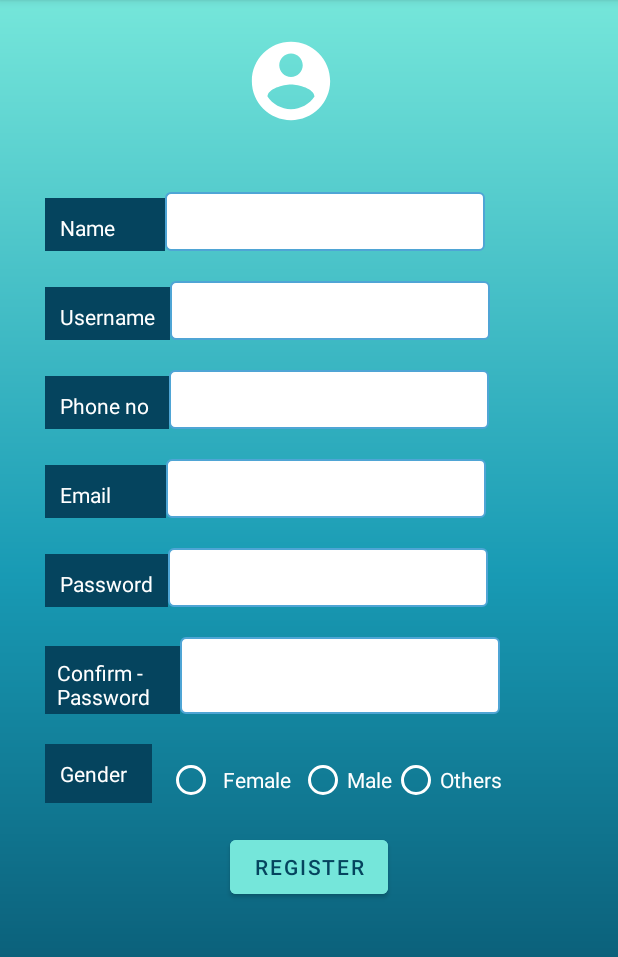
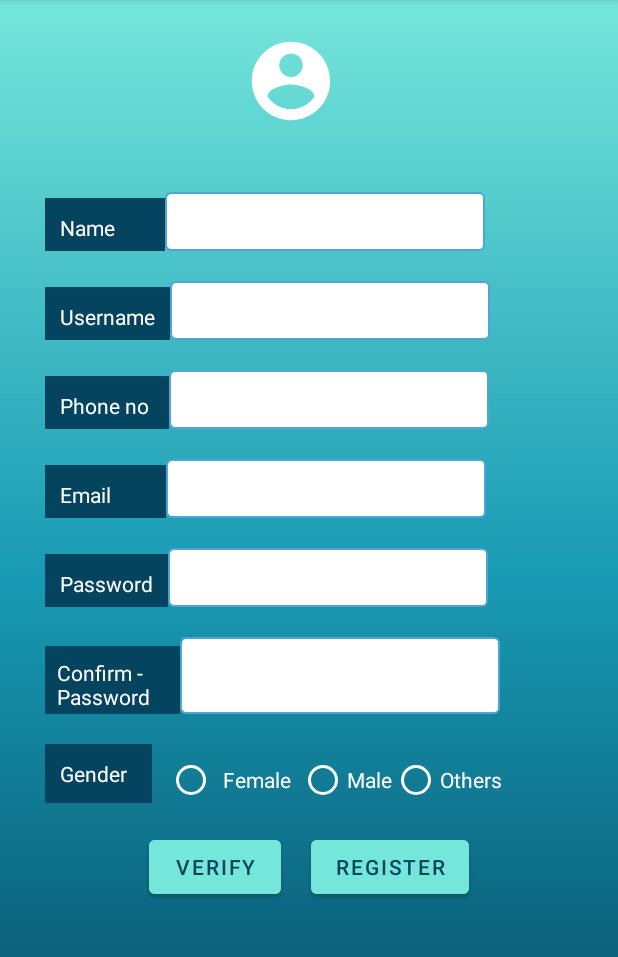
Before and after one commit to varnitha1206/HealPro, an Android app: the Register screen opened directly, with no data from a screen before it, on a phone screen of 412 x 824 dp, the part 84-1041 px from its top. Run offline under Robolectric (Android 15) with nearby library versions, the phone set to English and light mode, and no system bars; 2 statements that could not run were skipped.

Commit message:
register

```diff
--- a/app/src/main/java/com/example/healpro/Register.java
+++ b/app/src/main/java/com/example/healpro/Register.java
@@ -6,29 +6,34 @@ import androidx.appcompat.app.AppCompatActivity;
 import android.content.DialogInterface;
 import android.content.Intent;
 import android.os.Bundle;
+import android.text.TextUtils;
 import android.view.View;
 import android.widget.Button;
 import android.widget.EditText;
 import android.widget.Toast;
 
 public class Register extends AppCompatActivity {
-    Button reg;
-    EditText nam,username;
+    Button reg,verify;
     @Override
     protected void onCreate(Bundle savedInstanceState) {
         super.onCreate(savedInstanceState);
         setContentView(R.layout.activity_register);
-        reg=(Button) findViewById(R.id.register2);
-        nam=(EditText) findViewById(R.id.edit_name);
-        String n=nam.getText().toString();
-        username=(EditText)findViewById(R.id.username);
-        String uname=username.getText().toString();
+        verify.setOnClickListener(new View.OnClickListener() {
+            @Override
+            public void onClick(View v) {
+                EditText nam,username,;
+                reg=(Button) findViewById(R.id.register2);
+                nam=(EditText) findViewById(R.id.edit_name);
+                String n=nam.getText().toString();
+                username=(EditText)findViewById(R.id.edit_username);
+                String uname=username.getText().toString();
+
+            }
+        });
             reg.setOnClickListener(new View.OnClickListener() {
                 @Override
                 public void onClick(View v)
                 {
-                    if (!n.matches("") && !uname.matches(""))
-                    {
                         AlertDialog.Builder alertDialogBuilder = new AlertDialog.Builder(peekAvailableContext());
                         alertDialogBuilder.setTitle("Registration");
                         alertDialogBuilder.setIcon(R.drawable.logo);
@@ -48,11 +53,6 @@ public class Register extends AppCompatActivity {
                         alertDialogBuilder.setCancelable(false);
                         AlertDialog alertdialog = alertDialogBuilder.create();
                         alertdialog.show();
-                    }
-                    else
-                        {
-                        Toast.makeText(getApplicationContext(), "Please enter details to proceed", Toast.LENGTH_SHORT).show();
-                    }
                 }
             });
 
--- a/app/src/main/res/layout/activity_register.xml
+++ b/app/src/main/res/layout/activity_register.xml
@@ -54,7 +54,7 @@
             android:textColor="@color/white"
             android:padding="10dp"/>
         <EditText
-            android:id="@+id/username"
+            android:id="@+id/edit_username"
             android:layout_width="wrap_content"
             android:layout_height="match_parent"
             android:background="@drawable/border"
@@ -199,10 +199,20 @@
         android:layout_marginTop="10dp"
         >
         <Button
+            android:id="@+id/verify"
+            android:layout_width="wrap_content"
+            android:layout_height="wrap_content"
+            android:layout_gravity="center"
+            android:backgroundTint="@color/Blue_Green"
+            android:textColor="@color/Navy_Blue"
+            android:text="Verify"/>
+        <Button
             android:id="@+id/register2"
             android:layout_width="wrap_content"
             android:layout_height="wrap_content"
             android:layout_gravity="center"
+            android:layout_marginLeft="20dp"
+            android:clickable="false"
             android:backgroundTint="@color/Blue_Green"
             android:textColor="@color/Navy_Blue"
             android:text="Register"/>
```
